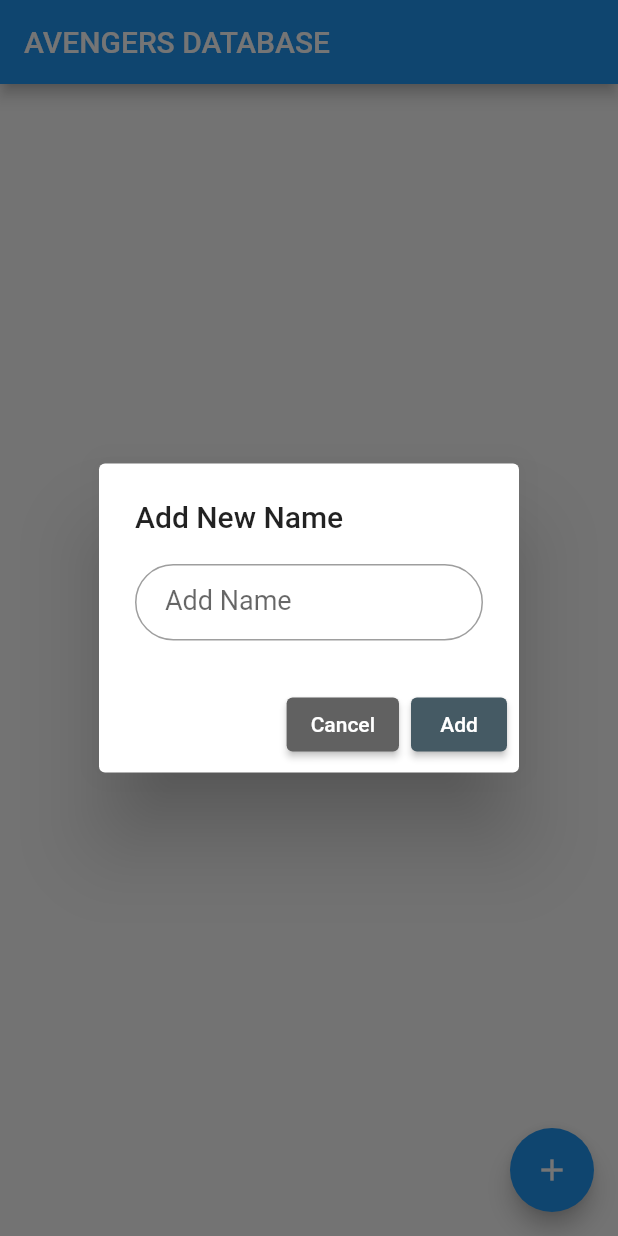
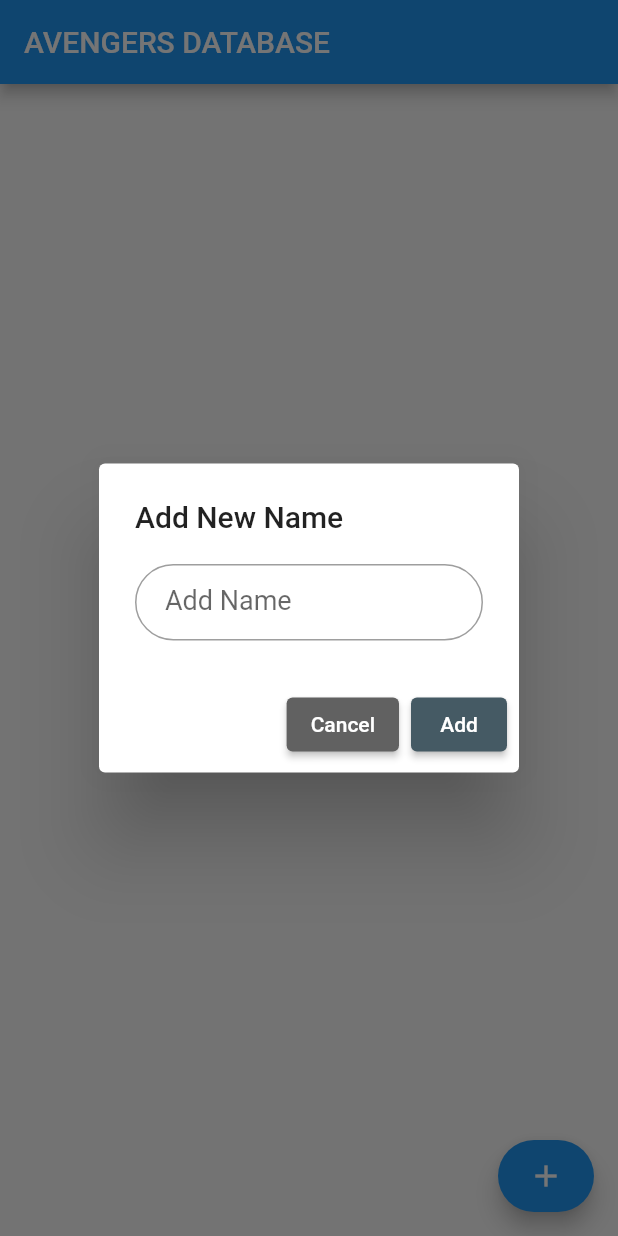
Before and after one commit to ThirumuruganArumugam/API-CRUD, a Flutter app: the screen it shows after launch, after a tap on the "add" icon, on a phone screen of 412 x 824 dp. Run offline on Flutter 3.47's test engine with Material 2 defaults, Android fonts, the phone set to English and light mode, and no system bars; our stand-ins replace dio, flutter_mobx, get_it, internet_connection_checker, mobx; missing offline and left inert: dart_json_mapper, reflectable; generated files the repository leaves out were written again; network calls fail; statements that could not run were skipped.

Commit message:
second commit

```diff
--- a/lib/Pages/HomeScreen/HomeScreen.dart
+++ b/lib/Pages/HomeScreen/HomeScreen.dart
@@ -75,7 +75,7 @@ class _HomeScreenState extends State<HomeScreen> {
   @override
   Widget build(BuildContext context) {
     return Scaffold(
-      floatingActionButton: FloatingActionButton(
+      floatingActionButton: FloatingActionButton.extended(
         /* Invoke the onPress function */
         onPressed: () {
 
@@ -85,7 +85,7 @@ class _HomeScreenState extends State<HomeScreen> {
           /* Using the instance call the function inputPopup */
           _textController.clear();
         },
-        child: const Icon(Icons.add_outlined),
+        label: const Icon(Icons.add_outlined),
       ),
       appBar: AppBar(
         title: const Text("AVENGERS DATABASE"),
@@ -185,6 +185,9 @@ class _HomeScreenState extends State<HomeScreen> {
             content: SingleChildScrollView(
               child: ListBody(children: [
                 TextFormField(
+                  readOnly: true,
+                  autofocus: true,
+                  textCapitalization: TextCapitalization.sentences,
 
                   /* Create a textEditingController instance as _editingController*/
                   controller: _editingController,
```
